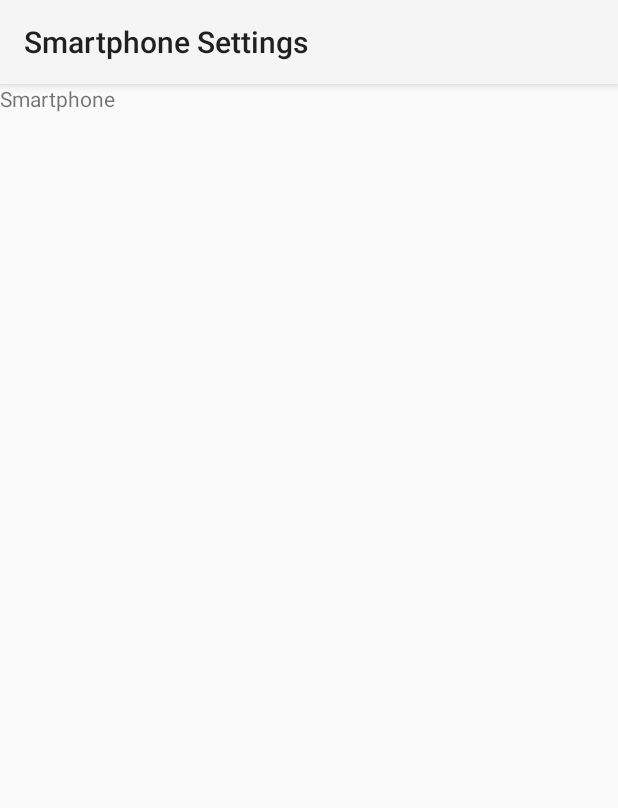
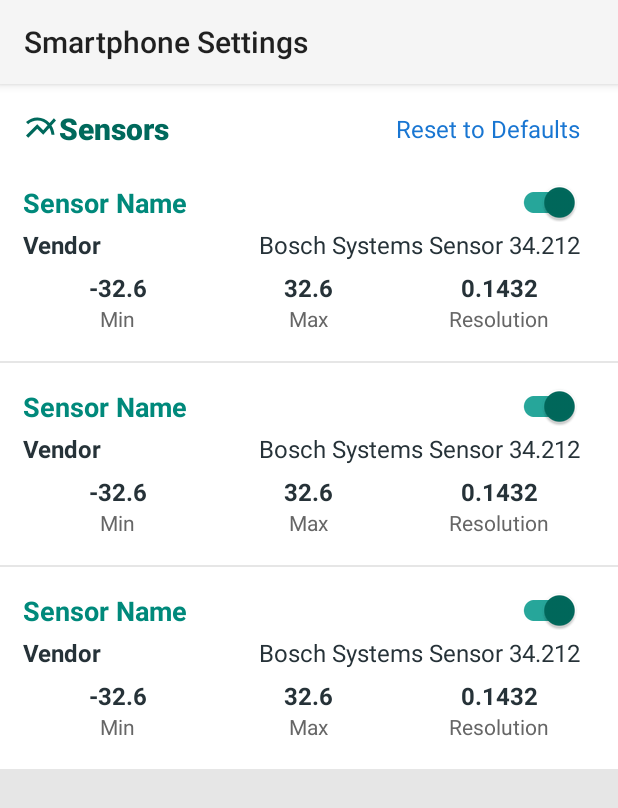
Before and after one commit to acnazarejr/sensorcap, an Android app: the fragment SmartphoneFragment shown on its own in the app's theme, on a phone screen of 412 x 824 dp. Shown: the top 808 px of the screen. Run offline under Robolectric (Android 15) with nearby library versions, the phone set to English and light mode, and no system bars.

Commit message:
Commit to sync

```diff
--- a/mobile/src/main/java/com/ssig/smartcap/mobile/fragment/SmartphoneFragment.java
+++ b/mobile/src/main/java/com/ssig/smartcap/mobile/fragment/SmartphoneFragment.java
@@ -1,4 +1,12 @@
 package com.ssig.smartcap.mobile.fragment;
+
+import android.graphics.PorterDuff;
+import android.graphics.PorterDuffColorFilter;
+import android.graphics.drawable.Drawable;
+import android.os.Bundle;
+import android.support.v4.content.ContextCompat;
+import android.view.View;
+import android.widget.TextView;
 
 import com.ssig.smartcap.mobile.R;
 
@@ -8,4 +16,18 @@ public class SmartphoneFragment extends AbstractMainFragment {
         super("Smartphone Settings", R.layout.fragment_smartphone);
     }
 
+    @Override
+    public void onViewCreated(View view, Bundle savedInstanceState) {
+        super.onViewCreated(view, savedInstanceState);
+        this.setTextViewDrawableColor((TextView) getActivity().findViewById(R.id.text_sensor_title));
+    }
+
+    private void setTextViewDrawableColor(TextView textView) {
+        for (Drawable drawable : textView.getCompoundDrawables()) {
+            if (drawable != null) {
+                drawable.setColorFilter(new PorterDuffColorFilter(ContextCompat.getColor(this.getContext(), R.color.teal_800), PorterDuff.Mode.SRC_IN));
+            }
+        }
+    }
+
 }
--- /dev/null
+++ b/mobile/src/main/res/color/switch_color_background.xml
@@ -0,0 +1,7 @@
+<?xml version="1.0" encoding="utf-8"?>
+<selector xmlns:android="http://schemas.android.com/apk/res/android">
+    <!-- Item checked -->
+    <item android:color="@color/teal_400" android:state_checked="true" />
+    <!-- Item unchecked -->
+    <item android:color="@color/grey_300" android:state_checked="false" />
+</selector>
--- /dev/null
+++ b/mobile/src/main/res/color/switch_color_primary.xml
@@ -0,0 +1,7 @@
+<?xml version="1.0" encoding="utf-8"?>
+<selector xmlns:android="http://schemas.android.com/apk/res/android">
+    <!-- Item checked -->
+    <item android:color="@color/teal_800" android:state_checked="true" />
+    <!-- Item unchecked -->
+    <item android:color="@color/grey_800" android:state_checked="false" />
+</selector>
--- a/mobile/src/main/res/layout/fragment_smartphone.xml
+++ b/mobile/src/main/res/layout/fragment_smartphone.xml
@@ -1,14 +1,95 @@
 <?xml version="1.0" encoding="utf-8"?>
-<FrameLayout xmlns:android="http://schemas.android.com/apk/res/android"
-    xmlns:tools="http://schemas.android.com/tools"
+<android.support.v4.widget.NestedScrollView xmlns:android="http://schemas.android.com/apk/res/android"
+    xmlns:app="http://schemas.android.com/apk/res-auto"
     android:layout_width="match_parent"
     android:layout_height="match_parent"
-    tools:context=".fragment.SmartphoneFragment">
+    android:background="@color/grey_10"
+    android:clipToPadding="false"
+    android:scrollbars="none"
+    android:scrollingCache="true"
+    app:layout_behavior="@string/appbar_scrolling_view_behavior">
 
-    <!-- TODO: Update blank fragment layout -->
-    <TextView
+    <LinearLayout
         android:layout_width="match_parent"
-        android:layout_height="match_parent"
-        android:text="Smartphone" />
+        android:layout_height="wrap_content"
+        android:orientation="vertical">
 
-</FrameLayout>
+    <android.support.v7.widget.CardView
+        android:layout_width="match_parent"
+        android:layout_height="wrap_content"
+        android:visibility="visible"
+        app:cardCornerRadius="0dp"
+        app:cardElevation="1dp">
+
+        <LinearLayout
+            android:layout_width="match_parent"
+            android:layout_height="wrap_content"
+            android:orientation="vertical"
+            android:paddingTop="@dimen/spacing_middle">
+
+
+            <LinearLayout
+                android:layout_width="match_parent"
+                android:layout_height="wrap_content"
+                android:background="?attr/selectableItemBackground"
+                android:gravity="center_vertical"
+                android:minHeight="40dp"
+                android:orientation="horizontal"
+                android:paddingLeft="@dimen/spacing_large"
+                android:paddingRight="@dimen/spacing_large">
+
+
+                <TextView
+                    android:id="@+id/text_sensor_title"
+                    android:layout_width="0dp"
+                    android:layout_height="wrap_content"
+                    android:layout_weight="1"
+                    android:text="Sensors"
+                    android:clickable="true"
+                    android:drawableLeft="@drawable/ic_multiline_chart"
+                    android:textAppearance="@style/TextAppearance.AppCompat.Title"
+                    android:textColor="@color/teal_800"
+                    android:textStyle="bold" />
+
+                <View
+                    android:layout_width="@dimen/spacing_middle"
+                    android:layout_height="wrap_content" />
+
+                <TextView
+                    android:layout_width="wrap_content"
+                    android:layout_height="wrap_content"
+                    android:text="Reset to Defaults"
+                    android:textAppearance="@style/TextAppearance.AppCompat.Subhead"
+                    android:textColor="@color/colorPrimary" />
+
+                <View
+                    android:layout_width="@dimen/spacing_middle"
+                    android:layout_height="wrap_content" />
+
+            </LinearLayout>
+
+
+            <include layout="@layout/widget_sensor_setting"/>
+
+            <View
+                android:layout_width="match_parent"
+                android:layout_height="2px"
+                android:background="@color/grey_10" />
+
+            <include layout="@layout/widget_sensor_setting"/>
+
+
+            <View
+                android:layout_width="match_parent"
+                android:layout_height="2px"
+                android:background="@color/grey_10" />
+
+            <include layout="@layout/widget_sensor_setting"/>
+
+        </LinearLayout>
+
+    </android.support.v7.widget.CardView>
+
+    </LinearLayout>
+
+</android.support.v4.widget.NestedScrollView>
--- /dev/null
+++ b/mobile/src/main/res/layout/widget_sensor_setting.xml
@@ -0,0 +1,172 @@
+<?xml version="1.0" encoding="utf-8"?>
+<LinearLayout xmlns:android="http://schemas.android.com/apk/res/android"
+    xmlns:app="http://schemas.android.com/apk/res-auto"
+    android:layout_width="match_parent"
+    android:layout_height="wrap_content"
+    android:gravity="center_vertical"
+    android:minHeight="?attr/actionBarSize"
+    android:orientation="vertical"
+    android:padding="@dimen/spacing_large">
+
+    <LinearLayout
+        android:layout_width="match_parent"
+        android:layout_height="wrap_content"
+        android:background="?attr/selectableItemBackground"
+        android:gravity="center_vertical"
+        android:orientation="horizontal">
+
+        <TextView
+            android:layout_width="0dp"
+            android:layout_height="wrap_content"
+            android:layout_weight="1"
+            android:text="Sensor Name"
+            android:textAppearance="@style/TextAppearance.AppCompat.Medium"
+            android:textColor="@color/teal_600"
+            android:textStyle="bold" />
+
+        <View
+            android:layout_width="@dimen/spacing_middle"
+            android:layout_height="wrap_content" />
+
+        <android.support.v7.widget.SwitchCompat
+            android:layout_width="wrap_content"
+            android:layout_height="wrap_content"
+            android:checked="true"
+            app:trackTint="@color/switch_color_background"
+            app:thumbTint="@color/switch_color_primary" />
+
+        <View
+            android:layout_width="@dimen/spacing_middle"
+            android:layout_height="wrap_content" />
+
+    </LinearLayout>
+
+    <LinearLayout
+        android:layout_width="match_parent"
+        android:layout_height="wrap_content"
+        android:background="?attr/selectableItemBackground"
+        android:clickable="true"
+        android:layout_marginTop="@dimen/spacing_small"
+        android:layout_marginBottom="@dimen/spacing_small"
+        android:gravity="center_vertical"
+        android:orientation="horizontal">
+
+        <TextView
+            android:layout_width="0dp"
+            android:layout_height="wrap_content"
+            android:layout_weight="1"
+            android:text="Vendor"
+            android:textAppearance="@style/TextAppearance.AppCompat.Subhead"
+            android:textColor="@color/grey_90"
+            android:textStyle="bold" />
+
+        <View
+            android:layout_width="@dimen/spacing_middle"
+            android:layout_height="wrap_content" />
+
+
+        <TextView
+            android:layout_width="wrap_content"
+            android:layout_height="wrap_content"
+            android:text="Bosch Systems Sensor 34.212"
+            android:textAppearance="@style/TextAppearance.AppCompat.Subhead"
+            android:textColor="@color/grey_90" />
+
+        <View
+            android:layout_width="@dimen/spacing_middle"
+            android:layout_height="wrap_content" />
+
+    </LinearLayout>
+
+    <LinearLayout
+        android:layout_width="match_parent"
+        android:layout_height="wrap_content"
+        android:layout_marginTop="@dimen/spacing_small"
+        android:layout_marginBottom="@dimen/spacing_small"
+        android:orientation="horizontal">
+
+        <LinearLayout
+            android:layout_width="0dp"
+            android:layout_height="wrap_content"
+            android:layout_weight="1"
+            android:background="?attr/selectableItemBackgroundBorderless"
+            android:gravity="center"
+            android:orientation="vertical">
+
+            <TextView
+                android:layout_width="wrap_content"
+                android:layout_height="wrap_content"
+                android:text="-32.6"
+                android:textAppearance="@style/TextAppearance.AppCompat.Subhead"
+                android:textColor="@color/grey_90"
+                android:textStyle="bold" />
+
+            <TextView
+                android:layout_width="wrap_content"
+                android:layout_height="wrap_content"
+                android:text="Min"
+                android:textAppearance="@style/TextAppearance.AppCompat.Small"
+                android:textColor="@color/grey_60" />
+
+        </LinearLayout>
+
+        <LinearLayout
+            android:layout_width="0dp"
+            android:layout_height="wrap_content"
+            android:layout_weight="1"
+            android:background="?attr/selectableItemBackgroundBorderless"
+            android:gravity="center"
+            android:orientation="vertical">
+
+            <TextView
+                android:layout_width="wrap_content"
+                android:layout_height="wrap_content"
+                android:text="32.6"
+                android:textAppearance="@style/TextAppearance.AppCompat.Subhead"
+                android:textColor="@color/grey_90"
+                android:textStyle="bold" />
+
+            <TextView
+                android:layout_width="wrap_content"
+                android:layout_height="wrap_content"
+                android:text="Max"
+                android:textAppearance="@style/TextAppearance.AppCompat.Small"
+                android:textColor="@color/grey_60" />
+
+        </LinearLayout>
+
+        <LinearLayout
+            android:layout_width="0dp"
+            android:layout_height="wrap_content"
+            android:layout_weight="1"
+            android:background="?attr/selectableItemBackgroundBorderless"
+            android:gravity="center"
+            android:orientation="vertical">
+
+            <TextView
+                android:layout_width="wrap_content"
+                android:layout_height="wrap_content"
+                android:text="0.1432"
+                android:textAppearance="@style/TextAppearance.AppCompat.Subhead"
+                android:textColor="@color/grey_90"
+                android:textStyle="bold" />
+
+            <TextView
+                android:layout_width="wrap_content"
+                android:layout_height="wrap_content"
+                android:text="Resolution"
+                android:textAppearance="@style/TextAppearance.AppCompat.Small"
+                android:textColor="@color/grey_60" />
+
+        </LinearLayout>
+
+    </LinearLayout>
+
+    <!--<TextView-->
+        <!--android:layout_width="wrap_content"-->
+        <!--android:layout_height="wrap_content"-->
+        <!--android:text="@string/middle_lorem_ipsum"-->
+        <!--android:textAppearance="@style/TextAppearance.AppCompat.Small"-->
+        <!--android:textColor="@color/grey_40" />-->
+
+</LinearLayout>
--- a/mobile/src/main/res/values/strings.xml
+++ b/mobile/src/main/res/values/strings.xml
@@ -12,4 +12,7 @@
         Lorem ipsum dolor sit amet, consectetur adipiscing elit. Nulla ultrices sed felis non tristique. Donec aliquet neque ac sapien ultricies mattis. Mauris sodales lobortis sapien, vel scelerisque purus blandit a. Cras non maximus orci. Morbi dignissim orci eget risus imperdiet viverra. Nullam non ex efficitur, facilisis diam ut, hendrerit enim. Mauris vulputate felis placerat molestie imperdiet. Sed porta tellus ac arcu cursus sodales.
         Vestibulum vel efficitur tellus, placerat sollicitudin nisl. Cras sollicitudin nunc vitae leo tempus ultrices. Vivamus dictum nisi eu dapibus dictum. Integer a sagittis felis, non posuere leo. Proin ut dictum nisi, ac tempus purus. Nulla nulla lacus, gravida eget ligula sit amet, eleifend consequat leo. Nunc et mollis erat, ac laoreet ante. Aenean vel consectetur dui. Vestibulum dignissim pulvinar orci at facilisis. Donec a tempus nunc, id bibendum nisl. Cras a ipsum eget sem dignissim vehicula.
     </string>
+
+    <string name="middle_lorem_ipsum">Lorem ipsum dolor sit amet, consectetur adipiscing elit. Etiam efficitur ipsum in placerat molestie.  Fusce quis mauris a enim sollicitudin</string>
+
 </resources>
```
